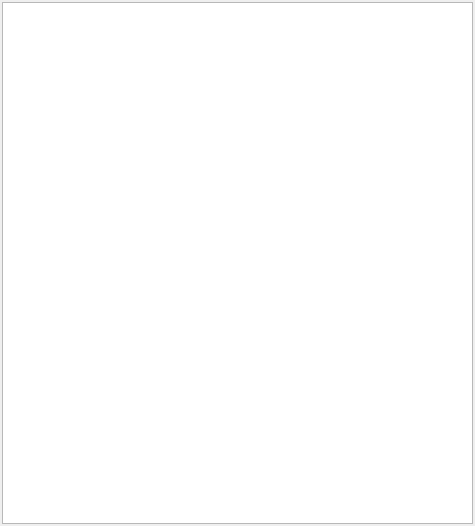
cat-anna/MoonGlare, file Source/Tools/MGEditor/DockWindows/FileSystemViewer.ui: the form before one commit.
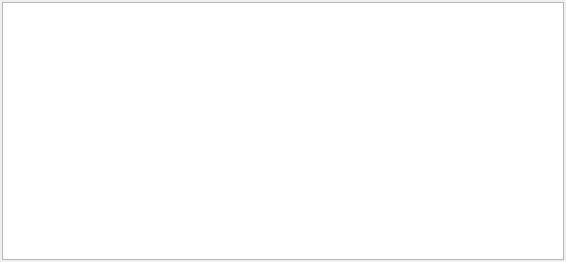
The form after the commit.

Diff of the .ui file:
```diff
--- a/Source/Tools/MGEditor/DockWindows/FileSystemViewer.ui
+++ b/Source/Tools/MGEditor/DockWindows/FileSystemViewer.ui
@@ -6,8 +6,8 @@
    <rect>
     <x>0</x>
     <y>0</y>
-    <width>475</width>
-    <height>526</height>
+    <width>566</width>
+    <height>262</height>
    </rect>
   </property>
   <property name="floating">
@@ -38,7 +38,7 @@
     </property>
     <item>
      <widget class="QWidget" name="widget" native="true">
-      <layout class="QVBoxLayout" name="verticalLayout_4">
+      <layout class="QHBoxLayout" name="horizontalLayout">
        <property name="spacing">
         <number>2</number>
        </property>
```
